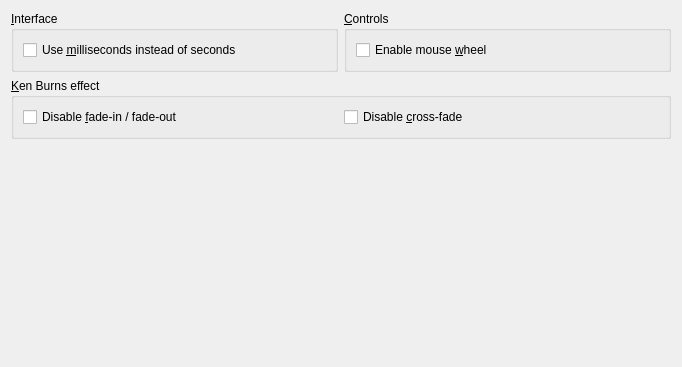
Above: utilities/presentation/dialogs/presentation_advpage.ui from KDE/digikam before the change. Below: the same form after it.
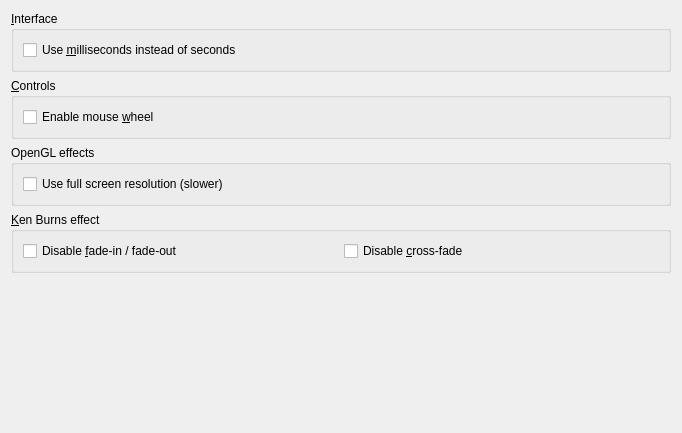
That is the form after the change.

Commit message: polish GUI rename options and rearrange layouts

Patch:
```diff
--- a/utilities/presentation/dialogs/presentation_advpage.ui
+++ b/utilities/presentation/dialogs/presentation_advpage.ui
@@ -7,7 +7,7 @@
     <x>0</x>
     <y>0</y>
     <width>682</width>
-    <height>367</height>
+    <height>433</height>
    </rect>
   </property>
   <layout class="QVBoxLayout" name="verticalLayout_4">
@@ -41,6 +41,8 @@
        </layout>
       </widget>
      </item>
+    </layout>
+   </item>
      <item>
       <widget class="QGroupBox" name="groupBox_3">
        <property name="sizePolicy">
@@ -72,7 +74,21 @@
        </layout>
       </widget>
      </item>
-    </layout>
+   <item>
+    <widget class="QGroupBox" name="groupBox_4">
+     <property name="title">
+      <string>OpenGL effects</string>
+     </property>
+     <layout class="QVBoxLayout" name="verticalLayout_3">
+      <item>
+       <widget class="QCheckBox" name="m_openGlFullScale">
+        <property name="text">
+         <string>Use full screen resolution (slower)</string>
+        </property>
+       </widget>
+      </item>
+     </layout>
+    </widget>
    </item>
    <item>
     <widget class="QGroupBox" name="groupBox_2">
```
Lines whose indentation alone changed are shown as unchanged. The commit also changes 5 other files.
